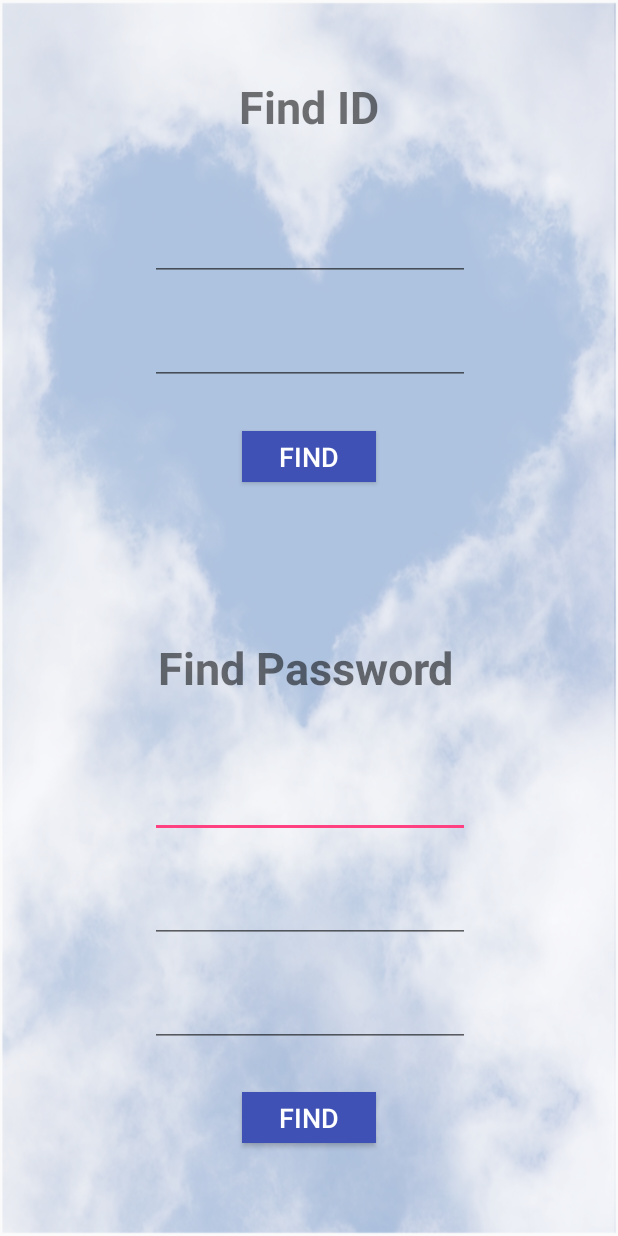
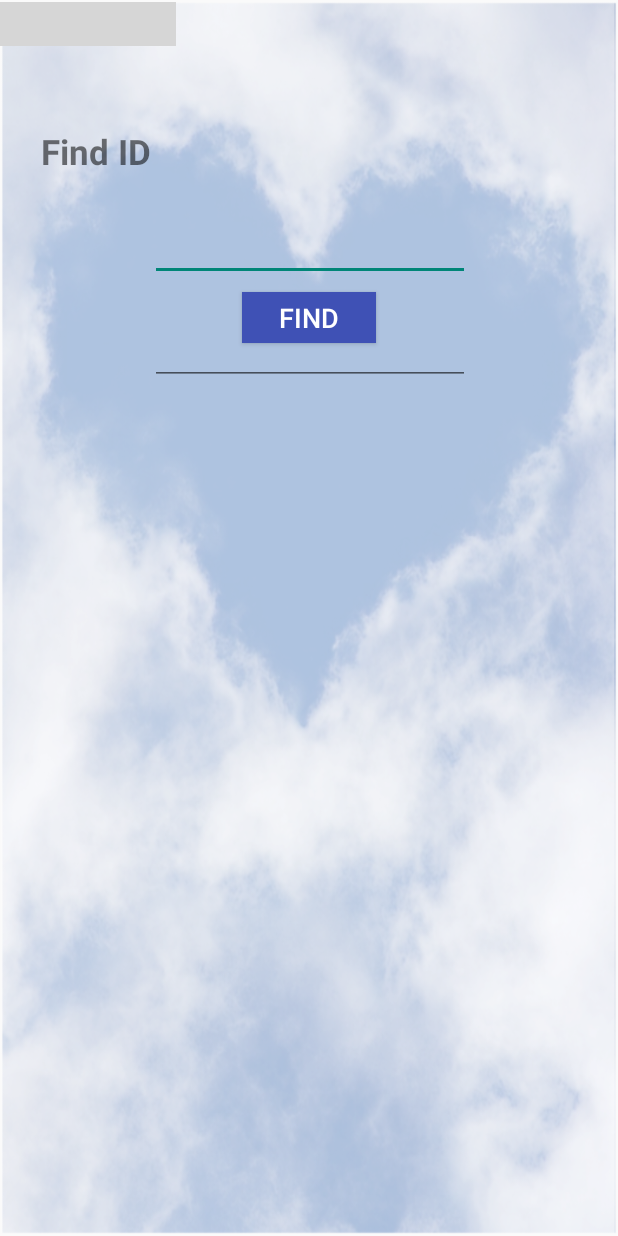
Before and after one commit to teamfx12/Application, an Android app: the Find_IDActivity screen opened directly, with no data from a screen before it, on a phone screen of 412 x 824 dp. Run offline under Robolectric (Android 15) with nearby library versions, the phone set to English and light mode, and no system bars; grey boxes are pictures that could not be loaded.

Commit message:
Tania_commit

```diff
--- a/app/src/main/AndroidManifest.xml
+++ b/app/src/main/AndroidManifest.xml
@@ -17,7 +17,7 @@
         android:label="@string/app_name"
         android:roundIcon="@mipmap/ic_launcher_round"
         android:supportsRtl="true"
-        android:theme="@style/AppTheme">
+        android:theme="@style/AppTheme.NoActionBar">
         <activity android:name=".MainActivity">
             <intent-filter>
                 <action android:name="android.intent.action.MAIN" />
--- a/app/src/main/res/layout/activity_find__id.xml
+++ b/app/src/main/res/layout/activity_find__id.xml
@@ -7,87 +7,22 @@
     android:background="@drawable/cloudsky"
     tools:context=".Find_IDActivity">
 
-    <EditText
-        android:id="@+id/Pw_F_name"
-        android:layout_width="wrap_content"
-        android:layout_height="wrap_content"
-        android:layout_marginBottom="8dp"
-        android:layout_marginEnd="8dp"
-        android:layout_marginLeft="8dp"
-        android:layout_marginRight="8dp"
-        android:layout_marginStart="8dp"
-        android:layout_marginTop="8dp"
-        android:ems="10"
-        android:inputType="textPersonName"
+    <ImageView
+        android:id="@+id/imageView"
+        android:layout_width="348dp"
+        android:layout_height="274dp"
+        android:layout_marginBottom="456dp"
+        android:layout_marginEnd="267dp"
+        android:layout_marginLeft="267dp"
+        android:layout_marginRight="267dp"
+        android:layout_marginStart="267dp"
+        android:layout_marginTop="111dp"
         app:layout_constraintBottom_toBottomOf="parent"
         app:layout_constraintEnd_toEndOf="parent"
-        app:layout_constraintHorizontal_bias="0.503"
         app:layout_constraintStart_toStartOf="parent"
         app:layout_constraintTop_toTopOf="parent"
-        app:layout_constraintVertical_bias="0.663"
-        tools:hint="  First name" />
-
-    <EditText
-        android:id="@+id/Pw_ID"
-        android:layout_width="wrap_content"
-        android:layout_height="wrap_content"
-        android:layout_marginBottom="8dp"
-        android:layout_marginEnd="8dp"
-        android:layout_marginLeft="8dp"
-        android:layout_marginRight="8dp"
-        android:layout_marginStart="8dp"
-        android:layout_marginTop="8dp"
-        android:ems="10"
-        android:inputType="textPersonName"
-        app:layout_constraintBottom_toBottomOf="parent"
-        app:layout_constraintEnd_toEndOf="parent"
-        app:layout_constraintHorizontal_bias="0.503"
-        app:layout_constraintStart_toStartOf="parent"
-        app:layout_constraintTop_toTopOf="parent"
-        app:layout_constraintVertical_bias="0.754"
-        tools:hint="  ID" />
-
-    <EditText
-        android:id="@+id/Pw_E_mail"
-        android:layout_width="wrap_content"
-        android:layout_height="wrap_content"
-        android:layout_marginBottom="8dp"
-        android:layout_marginEnd="8dp"
-        android:layout_marginLeft="8dp"
-        android:layout_marginRight="8dp"
-        android:layout_marginStart="8dp"
-        android:layout_marginTop="8dp"
-        android:ems="10"
-        android:inputType="textPersonName"
-        app:layout_constraintBottom_toBottomOf="parent"
-        app:layout_constraintEnd_toEndOf="parent"
-        app:layout_constraintHorizontal_bias="0.503"
-        app:layout_constraintStart_toStartOf="parent"
-        app:layout_constraintTop_toTopOf="parent"
-        app:layout_constraintVertical_bias="0.845"
-        tools:hint="  E-mail" />
-
-    <Button
-        android:id="@+id/PW_Find"
-        android:layout_width="89dp"
-        android:layout_height="34dp"
-        android:layout_marginBottom="8dp"
-        android:layout_marginEnd="8dp"
-        android:layout_marginLeft="8dp"
-        android:layout_marginRight="8dp"
-        android:layout_marginStart="8dp"
-        android:layout_marginTop="8dp"
-        android:background="@color/colorPrimary"
-        android:onClick="onclick_Find_pw"
-        android:text="find"
-        android:textColor="#ffffff"
-        android:textSize="18dp"
-        app:layout_constraintBottom_toBottomOf="parent"
-        app:layout_constraintEnd_toEndOf="parent"
-        app:layout_constraintHorizontal_bias="0.501"
-        app:layout_constraintStart_toStartOf="parent"
-        app:layout_constraintTop_toTopOf="parent"
-        app:layout_constraintVertical_bias="0.93" />
+        app:layout_constraintVertical_bias="0.08"
+        app:srcCompat="@color/common_google_signin_btn_text_dark_pressed" />
 
     <Button
         android:id="@+id/ID_Find"
@@ -109,40 +44,26 @@
         app:layout_constraintHorizontal_bias="0.501"
         app:layout_constraintStart_toStartOf="parent"
         app:layout_constraintTop_toTopOf="parent"
-        app:layout_constraintVertical_bias="0.385" />
-
-    <TextView
-        android:id="@+id/Page_name2"
-        android:layout_width="203dp"
-        android:layout_height="wrap_content"
-        android:layout_marginBottom="8dp"
-        android:layout_marginEnd="191dp"
-        android:layout_marginStart="191dp"
-        android:text="Find Password"
-        android:textSize="30dp"
-        android:textStyle="bold"
-        app:layout_constraintBottom_toBottomOf="parent"
-        app:layout_constraintEnd_toEndOf="parent"
-        app:layout_constraintHorizontal_bias="0.497"
-        app:layout_constraintStart_toStartOf="parent"
-        app:layout_constraintTop_toTopOf="parent"
-        app:layout_constraintVertical_bias="0.548" />
+        app:layout_constraintVertical_bias="0.257" />
 
     <TextView
         android:id="@+id/Page_name"
         android:layout_width="wrap_content"
         android:layout_height="wrap_content"
         android:layout_marginBottom="8dp"
-        android:layout_marginEnd="191dp"
-        android:layout_marginStart="191dp"
+        android:layout_marginEnd="8dp"
+        android:layout_marginLeft="8dp"
+        android:layout_marginRight="8dp"
+        android:layout_marginStart="8dp"
         android:text="Find ID"
-        android:textSize="30dp"
+        android:textSize="23dp"
         android:textStyle="bold"
         app:layout_constraintBottom_toBottomOf="parent"
         app:layout_constraintEnd_toEndOf="parent"
+        app:layout_constraintHorizontal_bias="0.06"
         app:layout_constraintStart_toStartOf="parent"
         app:layout_constraintTop_toTopOf="parent"
-        app:layout_constraintVertical_bias="0.065" />
+        app:layout_constraintVertical_bias="0.109" />
 
     <EditText
         android:id="@+id/ID_First_name"
@@ -184,4 +105,18 @@
         app:layout_constraintVertical_bias="0.267"
         tools:hint="  E-mail" />
 
+    <ImageView
+        android:id="@+id/imageView3"
+        android:layout_width="117dp"
+        android:layout_height="29dp"
+        android:layout_marginBottom="8dp"
+        android:layout_marginTop="1dp"
+        app:layout_constraintBottom_toBottomOf="parent"
+        app:layout_constraintEnd_toEndOf="parent"
+        app:layout_constraintHorizontal_bias="0.0"
+        app:layout_constraintStart_toStartOf="parent"
+        app:layout_constraintTop_toTopOf="parent"
+        app:layout_constraintVertical_bias="0.0"
+        app:srcCompat="@drawable/nametext" />
+
 </android.support.constraint.ConstraintLayout>
--- a/app/src/main/res/layout/activity_main.xml
+++ b/app/src/main/res/layout/activity_main.xml
@@ -16,16 +16,16 @@
         android:layout_marginStart="8dp"
         android:layout_marginTop="8dp"
         android:background="#FFDDEDF8"
+        android:ellipsize="start"
         android:ems="10"
-        android:ellipsize="start"
+        android:hint="  ID"
         android:inputType="text"
         android:textColorHint="@android:color/darker_gray"
         app:layout_constraintBottom_toBottomOf="parent"
         app:layout_constraintEnd_toEndOf="parent"
         app:layout_constraintStart_toStartOf="parent"
         app:layout_constraintTop_toTopOf="parent"
-        app:layout_constraintVertical_bias="0.547"
-        tools:hint="    ID" />
+        app:layout_constraintVertical_bias="0.423" />
 
     <Button
         android:id="@+id/Register"
@@ -44,7 +44,7 @@
         app:layout_constraintHorizontal_bias="0.829"
         app:layout_constraintStart_toStartOf="parent"
         app:layout_constraintTop_toTopOf="parent"
-        app:layout_constraintVertical_bias="0.801" />
+        app:layout_constraintVertical_bias="0.669" />
 
     <EditText
         android:id="@+id/TextPassword"
@@ -55,16 +55,16 @@
         android:layout_marginStart="8dp"
         android:layout_marginTop="8dp"
         android:background="#FFDDEDF8"
+        android:ellipsize="start"
         android:ems="10"
+        android:hint="  Password"
         android:inputType="textPassword"
-        android:ellipsize="start"
         android:textColorHint="@android:color/darker_gray"
         app:layout_constraintBottom_toBottomOf="parent"
         app:layout_constraintEnd_toEndOf="parent"
         app:layout_constraintStart_toStartOf="parent"
         app:layout_constraintTop_toTopOf="parent"
-        app:layout_constraintVertical_bias="0.621"
-        tools:hint="   Password" />
+        app:layout_constraintVertical_bias="0.499" />
 
     <Button
         android:id="@+id/Sign_in"
@@ -80,14 +80,13 @@
         android:textColor="#ffffff"
         app:layout_constraintBottom_toBottomOf="parent"
         app:layout_constraintEnd_toEndOf="parent"
-        app:layout_constraintHorizontal_bias="0.497"
         app:layout_constraintStart_toStartOf="parent"
         app:layout_constraintTop_toTopOf="parent"
-        app:layout_constraintVertical_bias="0.719" />
+        app:layout_constraintVertical_bias="0.588" />
 
     <Button
         android:id="@+id/Forgot"
-        android:layout_width="169dp"
+        android:layout_width="70dp"
         android:layout_height="43dp"
         android:layout_marginBottom="8dp"
         android:layout_marginEnd="8dp"
@@ -97,14 +96,14 @@
         android:layout_marginTop="8dp"
         android:background="#00FF0000"
         android:onClick="onclick_Find"
-        android:text="Forgot ID / Password "
+        android:text="Find ID "
         android:textColor="#FF767679"
         app:layout_constraintBottom_toBottomOf="parent"
         app:layout_constraintEnd_toEndOf="parent"
-        app:layout_constraintHorizontal_bias="0.251"
+        app:layout_constraintHorizontal_bias="0.174"
         app:layout_constraintStart_toStartOf="parent"
         app:layout_constraintTop_toTopOf="parent"
-        app:layout_constraintVertical_bias="0.801" />
+        app:layout_constraintVertical_bias="0.669" />
 
     <ImageView
         android:id="@+id/Logo"
@@ -120,7 +119,7 @@
         app:layout_constraintEnd_toEndOf="parent"
         app:layout_constraintStart_toStartOf="parent"
         app:layout_constraintTop_toTopOf="parent"
-        app:layout_constraintVertical_bias="0.303"
+        app:layout_constraintVertical_bias="0.16"
         app:srcCompat="@drawable/teamlogo" />
 
     <CheckBox
@@ -138,9 +137,28 @@
         android:textSize="14dp"
         app:layout_constraintBottom_toBottomOf="parent"
         app:layout_constraintEnd_toEndOf="parent"
-        app:layout_constraintHorizontal_bias="0.444"
         app:layout_constraintStart_toStartOf="parent"
         app:layout_constraintTop_toTopOf="parent"
-        app:layout_constraintVertical_bias="0.88" />
+        app:layout_constraintVertical_bias="0.897" />
+
+    <Button
+        android:id="@+id/button"
+        android:layout_width="wrap_content"
+        android:layout_height="43dp"
+        android:layout_marginBottom="84dp"
+        android:layout_marginEnd="1dp"
+        android:layout_marginLeft="1dp"
+        android:layout_marginRight="1dp"
+        android:layout_marginStart="1dp"
+        android:layout_marginTop="6dp"
+        android:background="#00ff0000"
+        android:text=" Find Password"
+        android:textColor="#FF767679"
+        app:layout_constraintBottom_toTopOf="@+id/Auto_login"
+        app:layout_constraintEnd_toStartOf="@+id/Register"
+        app:layout_constraintHorizontal_bias="0.0"
+        app:layout_constraintStart_toEndOf="@+id/Forgot"
+        app:layout_constraintTop_toBottomOf="@+id/Sign_in"
+        app:layout_constraintVertical_bias="0.857" />
 
 </android.support.constraint.ConstraintLayout>
```
